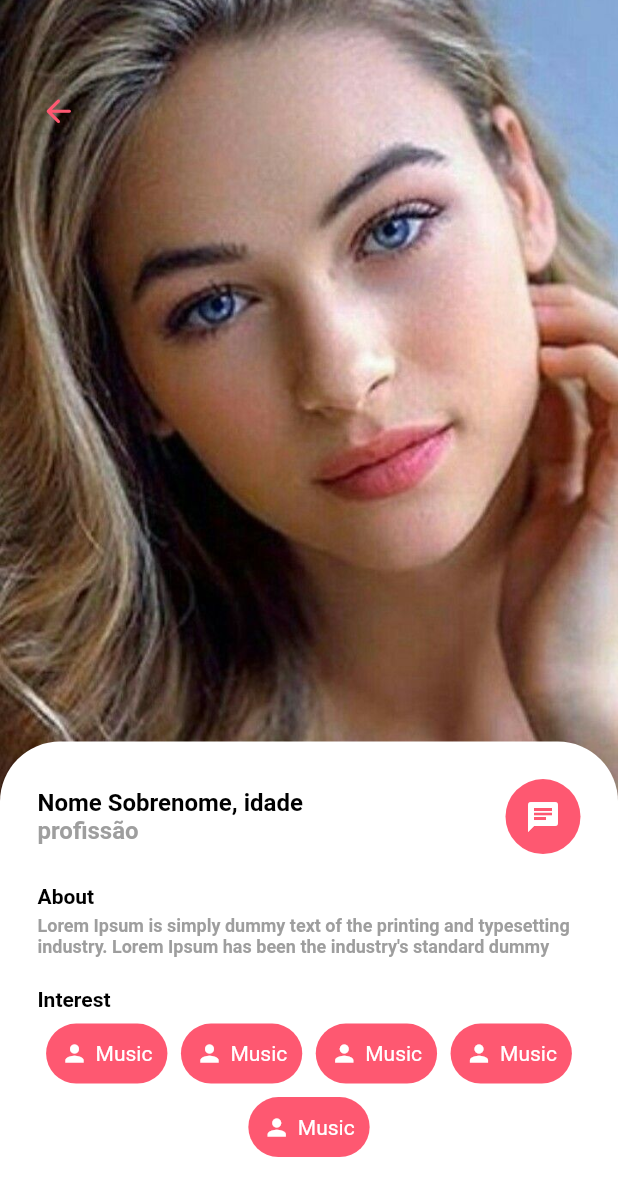
After one commit to paulofreiire/nuapp, a Flutter app: the DetailScreen screen opened directly, on a phone screen of 412 x 824 dp. The commit adds this screen. Shown: the top 1196 px of the screen. Run offline on Flutter 3.47's test engine with Material 2 defaults, Android fonts, the phone set to English and light mode, and no system bars.

Commit message:
Screen Detail finished

```diff
--- a/lib/ui/views/home/home_screen.dart
+++ b/lib/ui/views/home/home_screen.dart
@@ -347,7 +347,7 @@ class _HomeScreenState extends State<HomeScreen>
                               );
                             },
                             onAccept: (int index) {
-                              print("Dar Deslike request User");
+
                               setState(() {
                                 draggableItems.removeAt(index);
                               });
@@ -371,7 +371,7 @@ class _HomeScreenState extends State<HomeScreen>
                               );
                             },
                             onAccept: (int index) {
-                              print("Dar Like request User");
+
                               setState(() {
                                 draggableItems.removeAt(index);
                               });
--- a/lib/ui/views/home/widgets/profile_card.dart
+++ b/lib/ui/views/home/widgets/profile_card.dart
@@ -1,6 +1,6 @@
 import 'package:flutter/material.dart';
 import '../../../../model/perfil_user.dart';
-import '../../../../utils/colors_utils.dart';
+
 
 class ProfileCard extends StatelessWidget {
   const ProfileCard({Key? key, required this.profile}) : super(key: key);
--- /dev/null
+++ b/lib/ui/views/match/screen/details_screen.dart
@@ -0,0 +1,167 @@
+import 'package:flutter/material.dart';
+import 'package:nuapp/ui/views/match/screen/widget/card_details_listview_widget.dart';
+import 'package:nuapp/ui/views/match/screen/widget/interest_widget.dart';
+import 'package:nuapp/utils/colors_utils.dart';
+
+class DetailScreen extends StatelessWidget {
+  const DetailScreen({super.key});
+
+  @override
+  Widget build(BuildContext context) {
+    final size = MediaQuery.of(context).size;
+    return Scaffold(
+      body: Container(
+        color: Colors.greenAccent,
+        height: size.height,
+        child: Stack(children: [
+          // Lista De fotos Usuario
+          SizedBox(
+            height: size.height * 0.70,
+            width: size.width,
+            child: ListView.builder(
+              scrollDirection: Axis.horizontal,
+              shrinkWrap: true,
+              itemCount: 52,
+              itemBuilder: (BuildContext context, int index) {
+                return const CardDetailsListWidget();
+              },
+            ),
+          ),
+          // Container Card Com detalhes
+          Positioned(
+            bottom: 0,
+            left: 0,
+            right: 0,
+            child: Container(
+              padding: const EdgeInsets.all(25),
+              height: size.height * 0.40,
+              decoration: const BoxDecoration(
+                  borderRadius: BorderRadius.only(
+                      topLeft: Radius.circular(40),
+                      topRight: Radius.circular(40)),
+                  color: Colors.white),
+              child: SingleChildScrollView(
+                  scrollDirection: Axis.vertical,
+                  child: Column(children: [
+                    //Cabeçalho
+                    SizedBox(
+                      width: size.height,
+                      child: Row(
+                          mainAxisAlignment: MainAxisAlignment.spaceBetween,
+                          children: [
+                            Column(
+                              crossAxisAlignment: CrossAxisAlignment.start,
+                              children: const [
+                                Text(
+                                  "Nome Sobrenome, idade",
+                                  style: TextStyle(
+                                      fontSize: 16,
+                                      color: Colors.black,
+                                      fontWeight: FontWeight.bold),
+                                ),
+                                Text(
+                                  "profissão",
+                                  style: TextStyle(
+                                      fontSize: 16,
+                                      color: Colors.grey,
+                                      fontWeight: FontWeight.bold),
+                                ),
+                              ],
+                            ),
+                            Container(
+                              width: 50,
+                              height: 50,
+                              decoration: const BoxDecoration(
+                                  color: Palette.primaryColor,
+                                  borderRadius:
+                                      BorderRadius.all(Radius.circular(30))),
+                              child: const Icon(
+                                Icons.chat,
+                                color: Colors.white,
+                              ),
+                            ),
+                          ]),
+                    ),
+                    //About Detalhes
+
+                    Container(
+                      padding: const EdgeInsets.symmetric(vertical: 20),
+                      width: size.width,
+                      child: Column(
+                        crossAxisAlignment: CrossAxisAlignment.start,
+                        mainAxisAlignment: MainAxisAlignment.start,
+                        children: const [
+                          Text(
+                            "About",
+                            style: TextStyle(
+                                fontSize: 14,
+                                color: Colors.black,
+                                fontWeight: FontWeight.bold),
+                          ),
+                          SizedBox(
+                            height: 5,
+                          ),
+                          Text(
+                            "Lorem Ipsum is simply dummy text of the printing and typesetting industry. Lorem Ipsum has been the industry's standard dummy",
+                            style: TextStyle(
+                                fontSize: 12,
+                                color: Colors.grey,
+                                fontWeight: FontWeight.bold),
+                          ),
+                        ],
+                      ),
+                    ),
+                    //Interest
+                    SizedBox(
+                      width: size.width,
+                      child: Column(
+                          crossAxisAlignment: CrossAxisAlignment.center,
+                          children: [
+                            const Align(
+                              alignment: Alignment.topLeft,
+                              child: Text(
+                                "Interest",
+                                style: TextStyle(
+                                    color: Colors.black,
+                                    fontWeight: FontWeight.bold),
+                              ),
+                            ),
+                            const SizedBox(
+                              height: 8,
+                            ),
+                            Wrap(
+                              spacing: 9,
+                              runSpacing: 9,
+                              alignment: WrapAlignment.center,
+                              children: const [
+                                InterestWidget(),
+                                InterestWidget(),
+                                InterestWidget(),
+                                InterestWidget(),
+                                InterestWidget(),
+                              ],
+                            )
+                          ]),
+                    )
+                  ])),
+            ),
+          ),
+          //Arrow Button Back Match Page
+          Positioned(
+              top: 50,
+              left: 15,
+              child: IconButton(
+                icon: const Icon(
+                  Icons.arrow_back_rounded,
+                  size: 25,
+                  color: Palette.primaryColor,
+                ),
+                onPressed: () {
+                  Navigator.of(context).pop();
+                },
+              )),
+        ]),
+      ),
+    );
+  }
+}
--- /dev/null
+++ b/lib/ui/views/match/screen/widget/card_details_listview_widget.dart
@@ -0,0 +1,55 @@
+import 'package:flutter/material.dart';
+
+class CardDetailsListWidget extends StatelessWidget {
+  const CardDetailsListWidget({super.key});
+
+  @override
+  Widget build(BuildContext context) {
+    final size = MediaQuery.of(context).size;
+    return Stack(
+      children: [
+        Image.asset(
+          'assets/images/examples2.jpg',
+          height: size.height * 0.70,
+          width: size.width,
+          fit: BoxFit.cover,
+        ),
+        Column(
+          mainAxisAlignment: MainAxisAlignment.end,
+          children: [
+            SizedBox(
+              height: 150,
+              width: 230,
+              child: Padding(
+                padding: const EdgeInsets.only(top: 30, left: 30),
+                child: (Column(
+                  crossAxisAlignment: CrossAxisAlignment.start,
+                  mainAxisAlignment: MainAxisAlignment.center,
+                  children: const [
+                    Text(
+                      "Nome, Idade",
+                      style: TextStyle(
+                          fontSize: 15,
+                          color: Colors.white,
+                          fontWeight: FontWeight.bold),
+                    ),
+                    SizedBox(
+                      height: 5,
+                    ),
+                    Text(
+                      "Profissao",
+                      style: TextStyle(
+                          fontSize: 12,
+                          color: Colors.white,
+                          fontWeight: FontWeight.bold),
+                    )
+                  ],
+                )),
+              ),
+            ),
+          ],
+        ),
+      ],
+    );
+  }
+}
--- /dev/null
+++ b/lib/ui/views/match/screen/widget/interest_widget.dart
@@ -0,0 +1,31 @@
+import 'package:flutter/material.dart';
+import 'package:nuapp/utils/colors_utils.dart';
+
+class InterestWidget extends StatelessWidget {
+  const InterestWidget({super.key});
+
+  @override
+  Widget build(BuildContext context) {
+    return Container(
+      height: 40,
+      padding: const EdgeInsets.all(10),
+      decoration: const BoxDecoration(
+          color: Palette.primaryColor,
+          borderRadius: BorderRadius.all(Radius.circular(20))),
+      child: Row(mainAxisSize: MainAxisSize.min, children: const [
+        Icon(
+          Icons.person,
+          color: Colors.white,
+          size: 18,
+        ),
+        SizedBox(
+          width: 5,
+        ),
+        Text(
+          'Music',
+          style: TextStyle(fontSize: 14.0, color: Colors.white),
+        )
+      ]),
+    );
+  }
+}
--- a/lib/ui/views/match/widgets/card_small_widget.dart
+++ b/lib/ui/views/match/widgets/card_small_widget.dart
@@ -1,5 +1,4 @@
 import 'package:flutter/material.dart';
-import 'package:nuapp/utils/colors_utils.dart';
 
 class CardSmallListWidget extends StatelessWidget {
   const CardSmallListWidget({super.key});
```
Also changed, not shown: lib/teste.dart (deleted, +0 -96 lines), lib/teste2.dart (deleted, +0 -50 lines), lib/ui/views/match/match_screen.dart (+17 -5 lines), lib/ui/views/profile/profile_screen.dart (+7 -7 lines).
